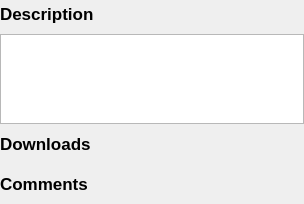
Before: the Qt Designer form sources/repository/soundfont/viewer/soundfontviewercenter.ui in davy7125/polyphone, drawn with Qt 5.
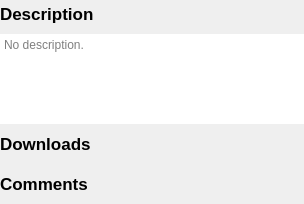
After: the same form once the commit is applied. Custom widgets are drawn as their Qt base class.

Patch:
```diff
--- a/sources/repository/soundfont/viewer/soundfontviewercenter.ui
+++ b/sources/repository/soundfont/viewer/soundfontviewercenter.ui
@@ -60,6 +60,12 @@
        <verstretch>0</verstretch>
       </sizepolicy>
      </property>
+     <property name="frameShape">
+      <enum>QFrame::NoFrame</enum>
+     </property>
+     <property name="placeholderText">
+      <string>No description.</string>
+     </property>
     </widget>
    </item>
    <item>
```
